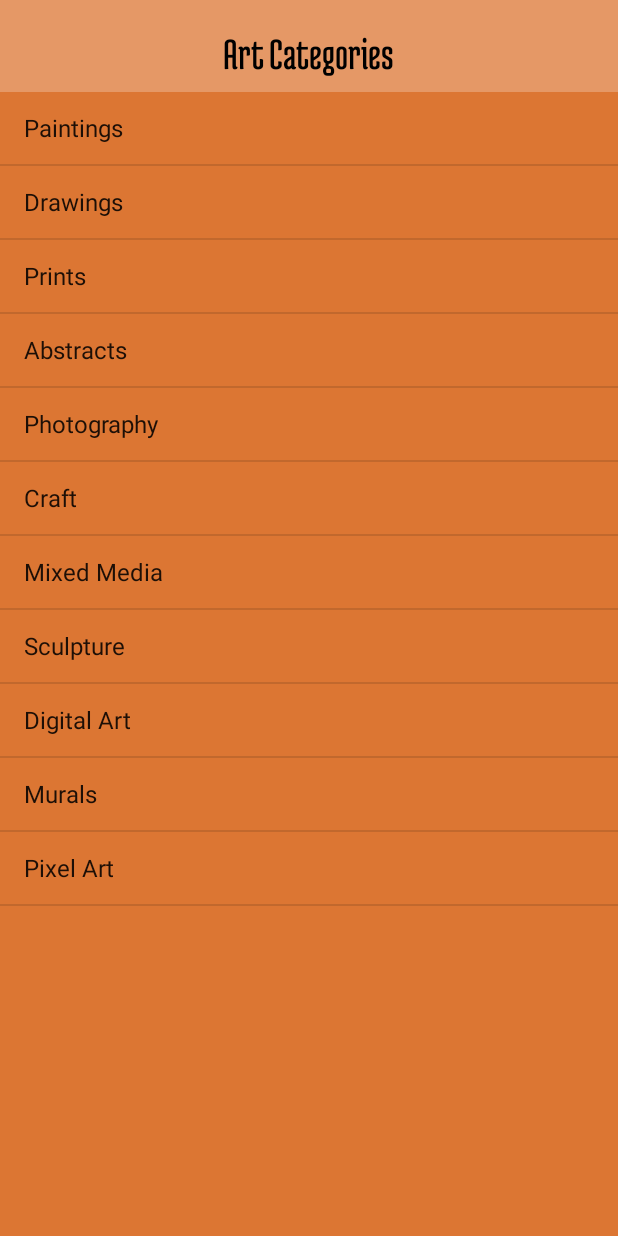
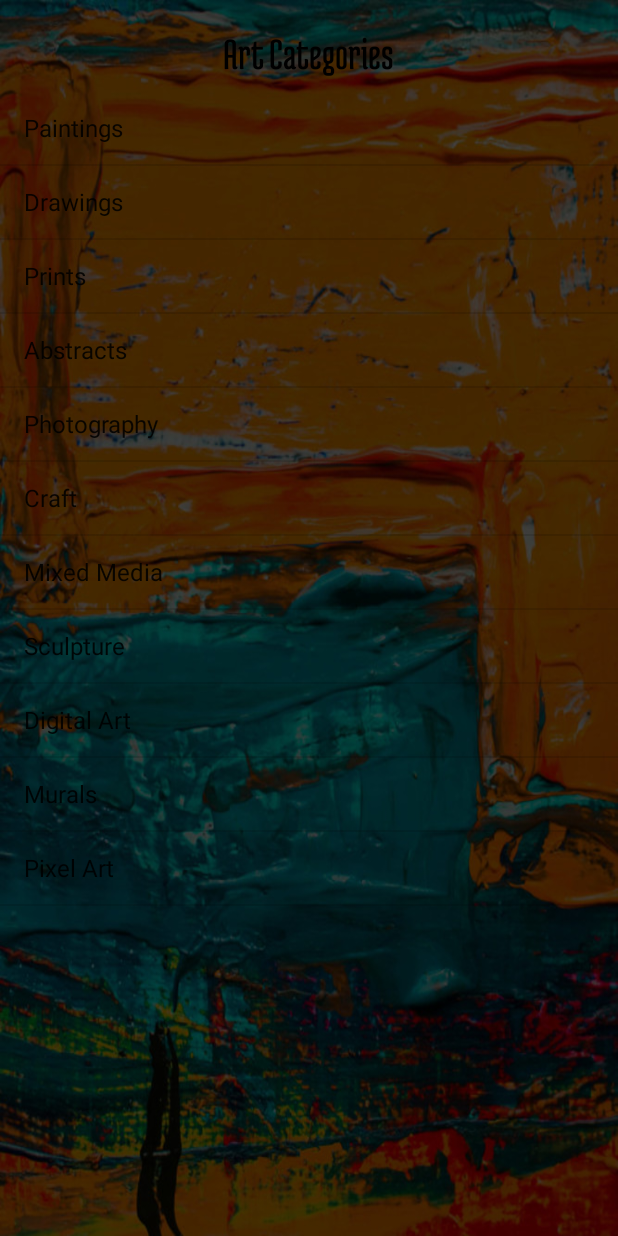
Before and after one commit to Wess58/Artissans, an Android app: the CategoryActivity screen opened directly, with no data from a screen before it, on a phone screen of 412 x 824 dp. Run offline under Robolectric (Android 15) with nearby library versions, the light colour scheme and no system bars; our stand-ins replace ButterKnife.

Commit message:
changed to image background

```diff
--- a/app/src/main/res/layout/activity_category.xml
+++ b/app/src/main/res/layout/activity_category.xml
@@ -4,7 +4,7 @@
     android:layout_width="match_parent"
     android:layout_height="match_parent"
     android:orientation="vertical"
-    android:background="@color/lightorange"
+    android:background="@drawable/bckgrndm"
     tools:context=".ui.CategoryActivity">
 
 
@@ -24,7 +24,6 @@
         android:layout_width="match_parent"
         android:layout_height="match_parent"
         android:layout_marginTop="10sp"
-        android:background="@color/orange"
 
         />
 </LinearLayout>
```
